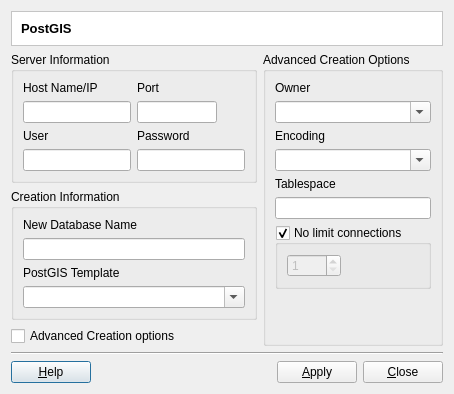
Above: src/terralib/qt/plugins/datasource/pgis/ui/PostGISCreatorDialogForm.ui from claudiobogossian/terralib5 before the change. Below: the same form after it.
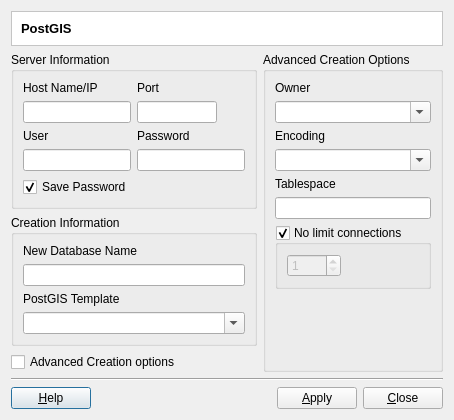
That is the form after the change. Custom widgets are drawn as their Qt base class.

Commit message: added the option to serialize or not the password, closes #926

The edit to the form file:
```diff
--- a/src/terralib/qt/plugins/datasource/pgis/ui/PostGISCreatorDialogForm.ui
+++ b/src/terralib/qt/plugins/datasource/pgis/ui/PostGISCreatorDialogForm.ui
@@ -6,8 +6,8 @@
    <rect>
     <x>0</x>
     <y>0</y>
-    <width>370</width>
-    <height>389</height>
+    <width>445</width>
+    <height>410</height>
    </rect>
   </property>
   <property name="windowTitle">
@@ -63,6 +63,10 @@
            <property name="title">
             <string>Server Information</string>
            </property>
+           <layout class="QGridLayout" name="gridLayout_15">
+            <item row="0" column="0">
+             <layout class="QGridLayout" name="gridLayout_14">
+              <item row="0" column="0">
            <layout class="QGridLayout" name="gridLayout_5">
             <item row="0" column="0">
              <layout class="QVBoxLayout" name="verticalLayout">
@@ -186,9 +190,23 @@
              </layout>
             </item>
            </layout>
-          </widget>
          </item>
          <item row="1" column="0">
+               <widget class="QCheckBox" name="m_savePasswordCheckBox">
+                <property name="text">
+                 <string>Save Password</string>
+                </property>
+                <property name="checked">
+                 <bool>true</bool>
+                </property>
+               </widget>
+              </item>
+             </layout>
+            </item>
+           </layout>
+          </widget>
+         </item>
+         <item row="2" column="0">
           <widget class="QGroupBox" name="m_basicOptionsGroupBox_2">
            <property name="title">
             <string>Creation Information</string>
@@ -241,7 +259,7 @@
            </layout>
           </widget>
          </item>
-         <item row="2" column="0">
+         <item row="3" column="0">
           <widget class="QCheckBox" name="m_advancedOptionsCheckBox">
            <property name="text">
             <string>Advanced Creation options</string>
@@ -411,7 +429,7 @@
        <item>
         <layout class="QHBoxLayout" name="horizontalLayout_5">
          <item>
-          <widget class="te::qt::widgets::HelpPushButton" name="m_applyPushButton">
+          <widget class="QPushButton" name="m_applyPushButton">
            <property name="text">
             <string>&amp;Apply</string>
            </property>
```
Lines whose indentation alone changed are shown as unchanged. The commit also changes 13 other files.
